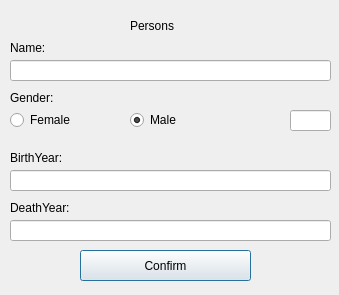
Old version of the form personsdialog.ui in the repository maggawaage/skil3.
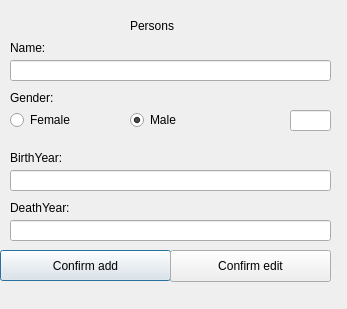
New version of the form.

The edit to the form file:
```diff
--- a/personsdialog.ui
+++ b/personsdialog.ui
@@ -6,8 +6,8 @@
    <rect>
     <x>0</x>
     <y>0</y>
-    <width>339</width>
-    <height>295</height>
+    <width>347</width>
+    <height>309</height>
    </rect>
   </property>
   <property name="windowTitle">
@@ -125,14 +125,14 @@
   <widget class="QPushButton" name="pushButtonAddPerson">
    <property name="geometry">
     <rect>
-     <x>80</x>
+     <x>0</x>
      <y>250</y>
      <width>171</width>
      <height>31</height>
     </rect>
    </property>
    <property name="text">
-    <string>Confirm</string>
+    <string>Confirm add</string>
    </property>
   </widget>
   <widget class="QLabel" name="labelErrorPersonName">
@@ -216,6 +216,19 @@
     <bool>true</bool>
    </property>
   </widget>
+  <widget class="QPushButton" name="pushButtonEditPerson">
+   <property name="geometry">
+    <rect>
+     <x>170</x>
+     <y>250</y>
+     <width>161</width>
+     <height>32</height>
+    </rect>
+   </property>
+   <property name="text">
+    <string>Confirm edit</string>
+   </property>
+  </widget>
  </widget>
  <resources/>
  <connections/>
```
